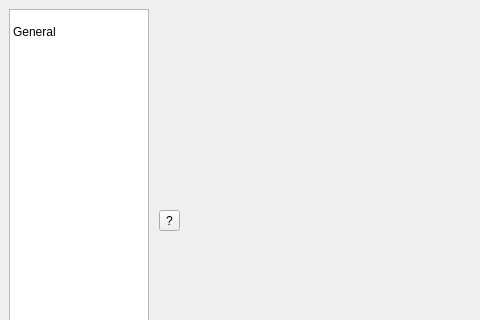
This is qt/applications/workbench/workbench/widgets/settings/main.ui in mantidproject/mantid as Qt 5 draws it before an edit; both pictures show x 0 to 480 and y 0 to 320 of the 726 by 442 pixel window. The edited form follows.
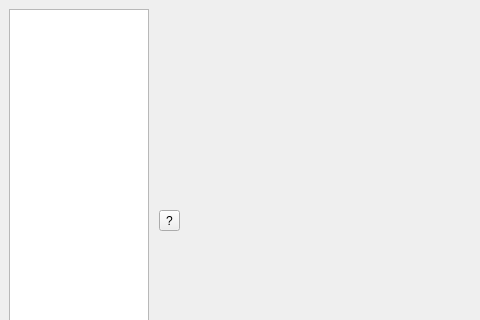
This is the edited form.

Commit message:
Re #27471 Add functionality to add new tabs to settings
Add the ability to easily add new tabs to settings

Diff of the .ui file:
```diff
--- a/qt/applications/workbench/workbench/widgets/settings/main.ui
+++ b/qt/applications/workbench/workbench/widgets/settings/main.ui
@@ -59,11 +59,6 @@
         <property name="currentRow">
          <number>-1</number>
         </property>
-        <item>
-         <property name="text">
-          <string>General</string>
-         </property>
-        </item>
        </widget>
       </item>
       <item>
```
Left out of the diff: 2 changed lines with no effect on the pictures. The commit also changes 6 other files.
